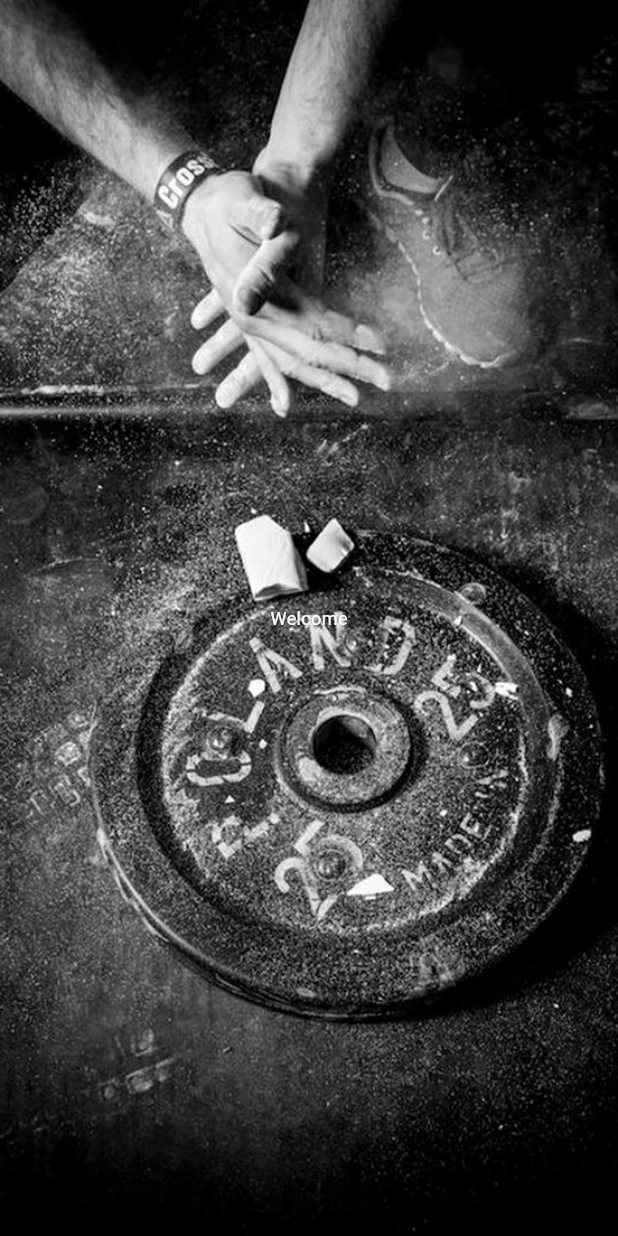
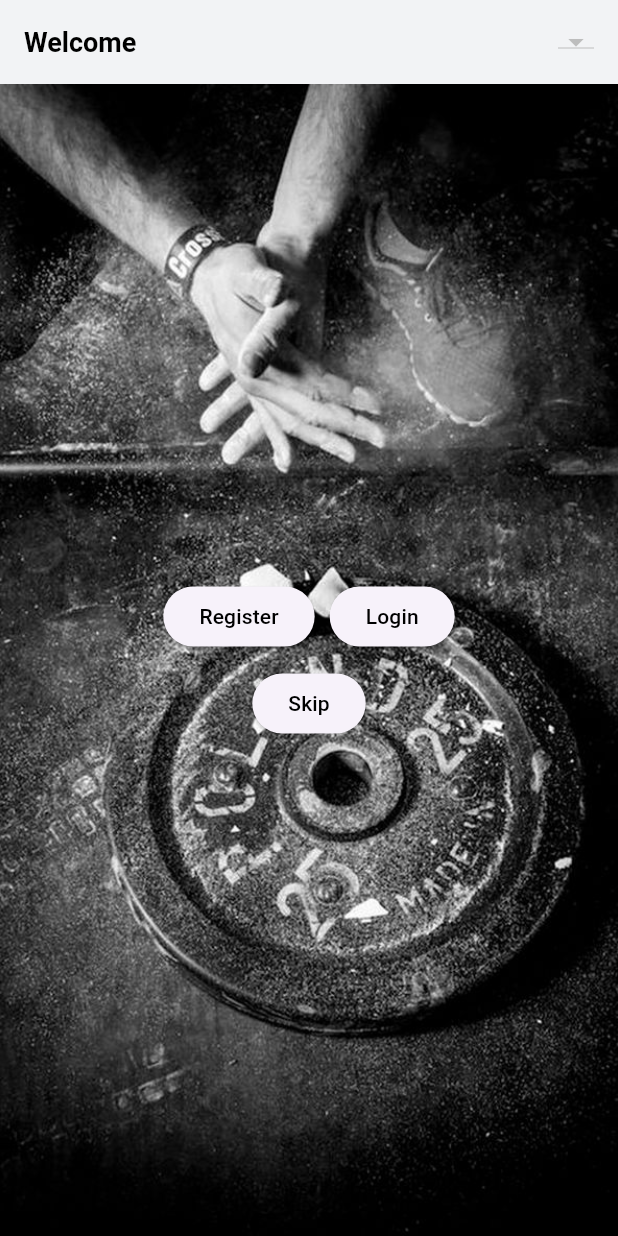
Before and after one commit to PetarJovanovic996/fit_lovers, a Flutter app: the screen it shows after launch, on a phone screen of 412 x 824 dp. Run offline on Flutter 3.47's test engine with Material 3 defaults, Android fonts, the phone set to English and light mode, and no system bars; our stand-ins replace firebase_core, flutter_bloc; accounts and stored records are empty.

Commit message:
feat(auth&language): UI for WelcomScreen added

```diff
--- a/lib/core/my_theme.dart
+++ b/lib/core/my_theme.dart
@@ -6,12 +6,12 @@ class MyTheme {
 
   static ThemeData get lightTheme {
     return ThemeData(
-      primaryColor: primaryColor,
-      hintColor: hintColor,
+      primaryColor: const Color.fromARGB(255, 242, 243, 245),
+      hintColor: const Color.fromARGB(255, 112, 130, 139),
       visualDensity: VisualDensity.adaptivePlatformDensity,
       scaffoldBackgroundColor: Colors.grey,
       appBarTheme: AppBarTheme(
-        color: primaryColor,
+        color: const Color.fromARGB(255, 22, 41, 60),
         elevation: 0,
         titleTextStyle: TextStyle(
           color: Colors.white,
--- a/lib/screens/welcome_view_screen.dart
+++ b/lib/screens/welcome_view_screen.dart
@@ -1,3 +1,4 @@
+import 'package:fit_lovers/widgets/my_app_bar.dart';
 import 'package:flutter/material.dart';
 
 class WelcomeViewScreen extends StatelessWidget {
@@ -6,6 +7,7 @@ class WelcomeViewScreen extends StatelessWidget {
   @override
   Widget build(BuildContext context) {
     return Scaffold(
+      appBar: MyAppBar(title: 'Welcome'),
       body: Container(
         decoration: BoxDecoration(
           image: DecorationImage(
@@ -14,11 +16,42 @@ class WelcomeViewScreen extends StatelessWidget {
           ),
         ),
         child: Center(
-          child: Text(
-            'Welcome',
-            style: TextStyle(
-              color: Colors.white,
-            ),
+          child: Column(
+            mainAxisAlignment: MainAxisAlignment.center,
+            children: [
+              Row(
+                mainAxisAlignment: MainAxisAlignment.center,
+                children: [
+                  ElevatedButton(
+                    onPressed: () {},
+                    child: Text(
+                      'Register',
+                      style: TextStyle(color: Colors.black),
+                    ),
+                  ),
+                  SizedBox(
+                    width: 10,
+                  ),
+                  ElevatedButton(
+                    onPressed: () {},
+                    child: Text(
+                      'Login',
+                      style: TextStyle(color: Colors.black),
+                    ),
+                  ),
+                ],
+              ),
+              SizedBox(
+                height: 10,
+              ),
+              ElevatedButton(
+                onPressed: () {},
+                child: Text(
+                  'Skip',
+                  style: TextStyle(color: Colors.black),
+                ),
+              ),
+            ],
           ),
         ),
       ),
--- a/lib/widgets/my_app_bar.dart
+++ b/lib/widgets/my_app_bar.dart
@@ -7,7 +7,16 @@ class MyAppBar extends StatelessWidget implements PreferredSizeWidget {
   @override
   Widget build(BuildContext context) {
     return AppBar(
-      title: Text(title),
+      title: Row(
+        children: [
+          Text(
+            title,
+            style: TextStyle(color: Colors.black),
+          ),
+          Expanded(child: Container()),
+          DropdownButton(items: [], onChanged: (_) {})
+        ],
+      ),
       backgroundColor: Theme.of(context).primaryColor,
       iconTheme: IconThemeData(color: Colors.white),
     );
```
